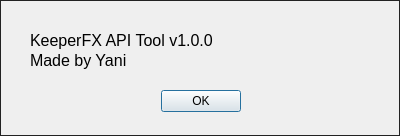
This is about_dialog.ui in yani/KfxApiTool as Qt 5 draws it before an edit. The edited form follows.
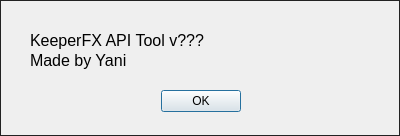
This is the edited form.

Commit message: implement easier versioning + set version to 1.0.1

What changed in the file:
```diff
--- a/about_dialog.ui
+++ b/about_dialog.ui
@@ -94,7 +94,7 @@
     </font>
    </property>
    <property name="text">
-    <string>KeeperFX API Tool v1.0.0</string>
+    <string>KeeperFX API Tool v???</string>
    </property>
    <property name="alignment">
     <set>Qt::AlignLeading|Qt::AlignLeft|Qt::AlignVCenter</set>
```
The commit also changes 2 other files.
